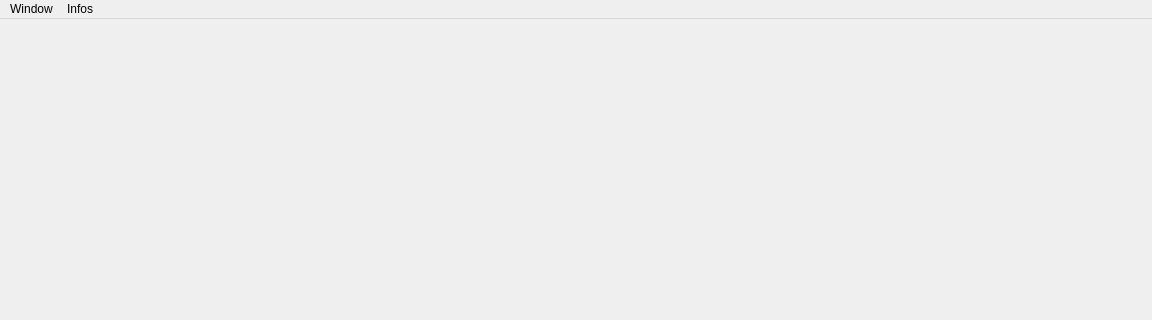
Old version of the form src/mainwindow.ui in the repository FrancoisGaits/Henjin; both pictures show x 0 to 1152 and y 0 to 320 of the 1152 by 720 pixel window.
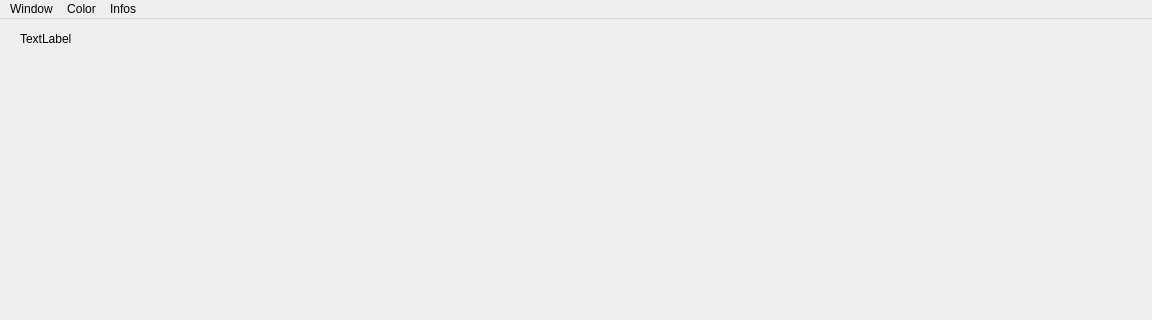
New version of the form.

```diff
--- a/src/mainwindow.ui
+++ b/src/mainwindow.ui
@@ -13,14 +13,28 @@
   <property name="windowTitle">
    <string>Henjin</string>
   </property>
-  <widget class="QWidget" name="centralwidget"/>
+  <widget class="QWidget" name="centralwidget">
+   <widget class="QLabel" name="label">
+    <property name="geometry">
+     <rect>
+      <x>20</x>
+      <y>10</y>
+      <width>66</width>
+      <height>19</height>
+     </rect>
+    </property>
+    <property name="text">
+     <string>TextLabel</string>
+    </property>
+   </widget>
+  </widget>
   <widget class="QMenuBar" name="menuBar">
    <property name="geometry">
     <rect>
      <x>0</x>
      <y>0</y>
      <width>1152</width>
-     <height>20</height>
+     <height>29</height>
     </rect>
    </property>
    <widget class="QMenu" name="menuInfos">
@@ -37,7 +51,14 @@
     <addaction name="actionNormal"/>
     <addaction name="actionClose"/>
    </widget>
+   <widget class="QMenu" name="menuColor">
+    <property name="title">
+     <string>Color</string>
+    </property>
+    <addaction name="actionSet_Surface_Color"/>
+   </widget>
    <addaction name="menuWindow"/>
+   <addaction name="menuColor"/>
    <addaction name="menuInfos"/>
   </widget>
   <action name="actionOpenGl_Info">
```
Left out of the diff: 10 changed lines with no effect on the pictures.
